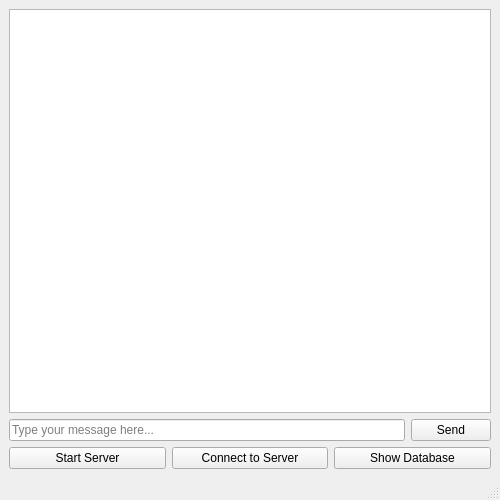
The window that mainwindow.ui (prikolBLYAT/QT_PR3_Arina) describes before a commit, drawn with Qt 5.
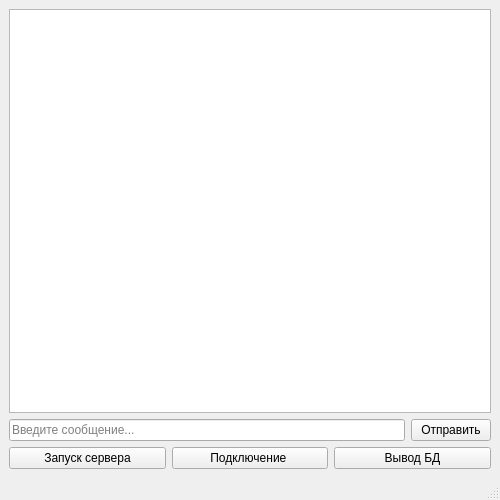
The same window after the commit.

Patch:
```diff
--- a/mainwindow.ui
+++ b/mainwindow.ui
@@ -27,14 +27,14 @@
       <item>
        <widget class="QLineEdit" name="messageEdit">
         <property name="placeholderText">
-         <string>Type your message here...</string>
+         <string>Введите сообщение...</string>
         </property>
        </widget>
       </item>
       <item>
        <widget class="QPushButton" name="sendButton">
         <property name="text">
-         <string>Send</string>
+         <string>Отправить</string>
         </property>
        </widget>
       </item>
@@ -45,21 +45,21 @@
       <item>
        <widget class="QPushButton" name="startServerButton">
         <property name="text">
-         <string>Start Server</string>
+         <string>Запуск сервера</string>
         </property>
        </widget>
       </item>
       <item>
        <widget class="QPushButton" name="connectButton">
         <property name="text">
-         <string>Connect to Server</string>
+         <string>Подключение </string>
         </property>
        </widget>
       </item>
       <item>
        <widget class="QPushButton" name="showDbButton">
         <property name="text">
-         <string>Show Database</string>
+         <string>Вывод БД</string>
         </property>
        </widget>
       </item>
```
